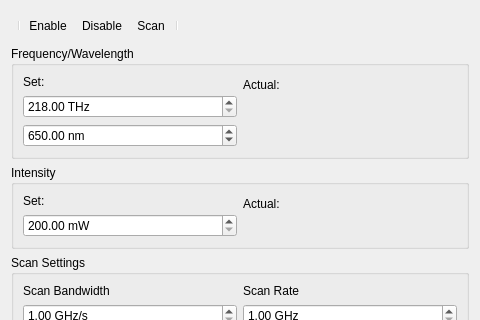
Old version of the form src/DynExpManager/Modules/LaserControl.ui in the repository jbopp/dynexp; both pictures show x 0 to 480 and y 0 to 320 of the 480 by 506 pixel window.
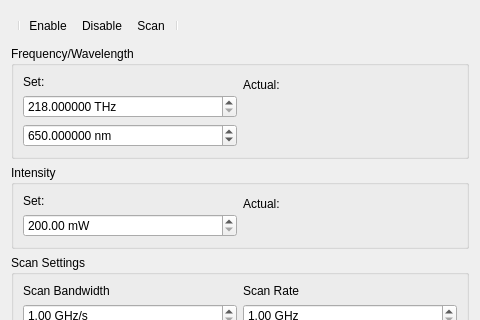
New version of the form. Icons and pictures are not drawn.

Commit message: Fixed some issues in module files regarding interaction between UI items

What changed in the file:
```diff
--- a/src/DynExpManager/Modules/LaserControl.ui
+++ b/src/DynExpManager/Modules/LaserControl.ui
@@ -61,6 +61,9 @@
           <property name="suffix">
            <string> THz</string>
           </property>
+          <property name="decimals">
+           <number>6</number>
+          </property>
           <property name="minimum">
            <double>218.000000000000000</double>
           </property>
@@ -77,6 +80,9 @@
           <property name="suffix">
            <string> nm</string>
           </property>
+          <property name="decimals">
+           <number>6</number>
+          </property>
           <property name="maximum">
            <double>1000.000000000000000</double>
           </property>
```
Left out of the diff: 6 changed lines with no effect on the pictures. The commit also changes 4 other files.
